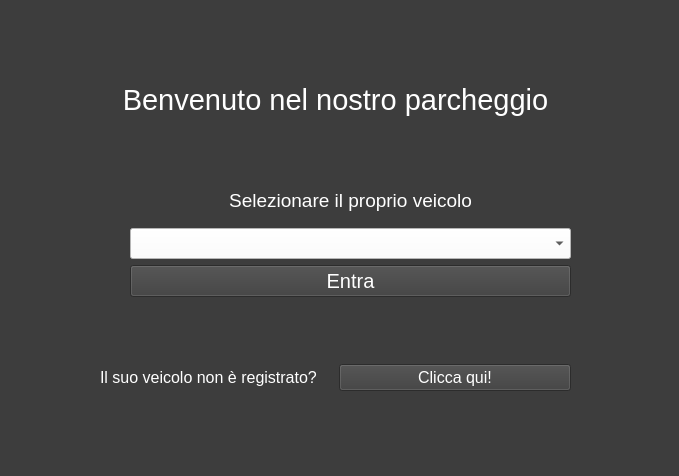
This is Ingresso.ui in riccardomalpiedi/parcheggio as Qt 5 draws it before an edit. The edited form follows.
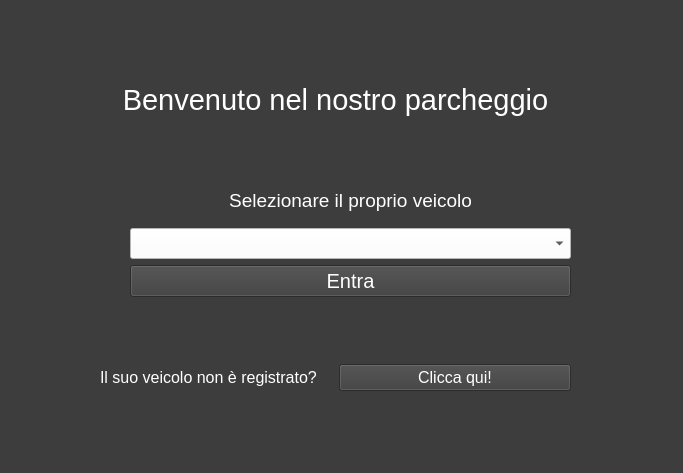
This is the edited form.

Patch:
```diff
--- a/Ingresso.ui
+++ b/Ingresso.ui
@@ -6,8 +6,8 @@
    <rect>
     <x>0</x>
     <y>0</y>
-    <width>679</width>
-    <height>476</height>
+    <width>683</width>
+    <height>473</height>
    </rect>
   </property>
   <property name="windowTitle">
```
